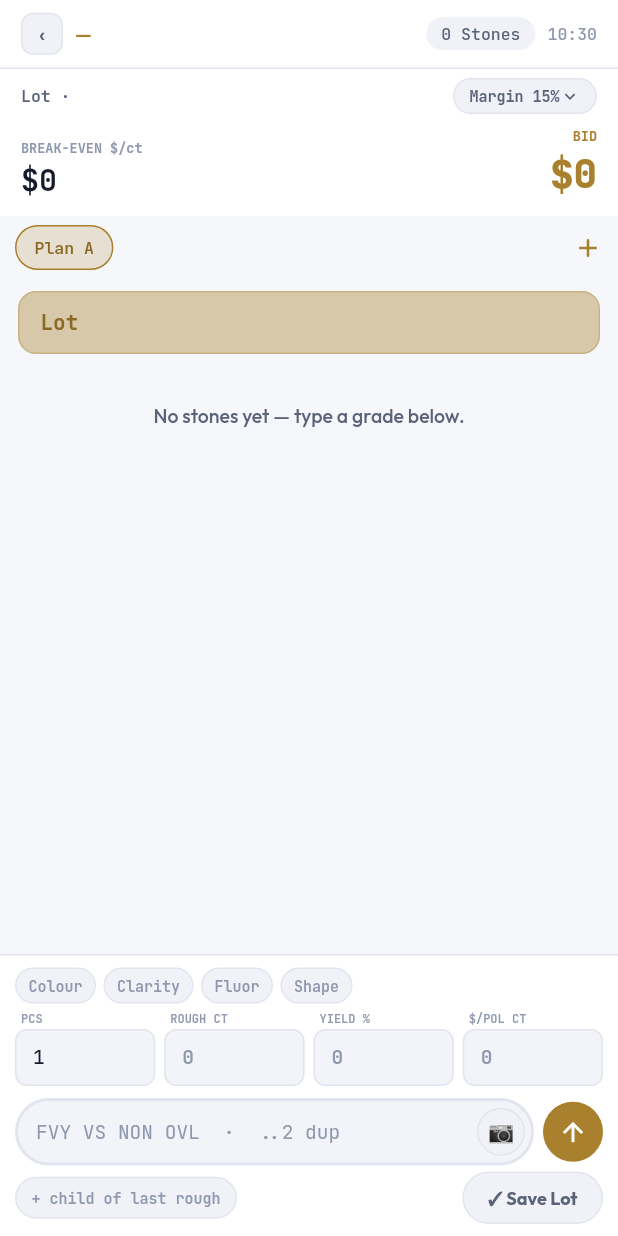
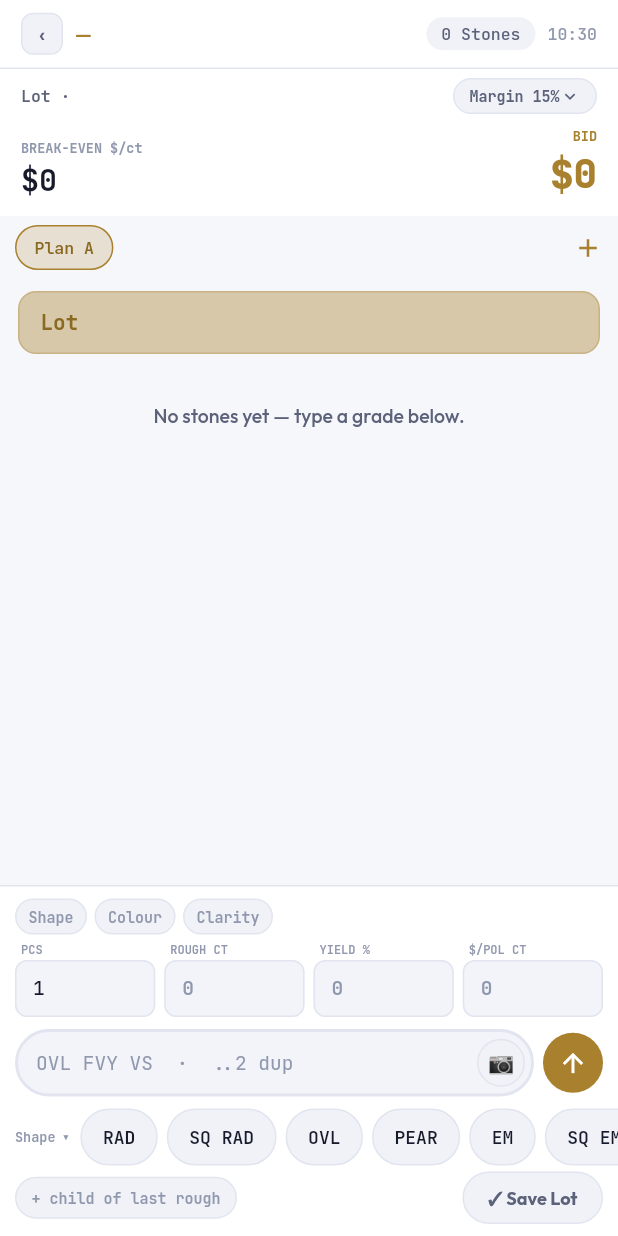
Before and after one commit to yuvarajk89/tender-mobile-app, a Flutter app: the PocLotEntryPage screen opened directly with empty values, on a phone screen of 412 x 824 dp. Run offline on Flutter 3.47's test engine with Material 3 defaults, Android fonts, the phone set to English and light mode, and no system bars; our stand-ins replace equatable, flutter_riverpod, go_router, google_fonts, image_picker, shared_preferences; accounts and stored records are empty.

Commit message:
Grade entry: inline suggestion strip (POC style), slots = shape/colour/clarity only (no cut/fluor)
Co-Authored-By: Claude Opus 4.8 (1M context) <noreply@anthropic.com>

```diff
--- a/lib/features/evaluation/domain/grade_parser.dart
+++ b/lib/features/evaluation/domain/grade_parser.dart
@@ -21,14 +21,6 @@ class ParsedGrade {
       clarity.isNotEmpty ||
       fluor.isNotEmpty ||
       shape.isNotEmpty;
-
-  /// Which of the four slots are still empty, in display order.
-  List<String> get missingSlots => [
-        if (colour.isEmpty) 'colour',
-        if (clarity.isEmpty) 'clarity',
-        if (fluor.isEmpty) 'fluor',
-        if (shape.isEmpty) 'shape',
-      ];
 
   String slot(String name) => switch (name) {
         'colour' => colour,
--- a/lib/features/lot/presentation/poc_lot_entry_page.dart
+++ b/lib/features/lot/presentation/poc_lot_entry_page.dart
@@ -107,13 +107,19 @@ class _P {
 }
 
 // ─── grade slots (the BRD fancy vocabulary) ───────────────────────────
-const _slots = ['colour', 'clarity', 'fluor', 'shape'];
+// Capture grade slots: Shape · Colour · Clarity (as confirmed — no Cut/Fluor).
+const _slots = ['shape', 'colour', 'clarity'];
 const _slotLabels = {
+  'shape': 'Shape',
   'colour': 'Colour',
   'clarity': 'Clarity',
-  'fluor': 'Fluor',
-  'shape': 'Shape',
 };
+List<String> _optionsFor(String slot) => switch (slot) {
+      'colour' => GradeVocabulary.colours,
+      'clarity' => GradeVocabulary.clarities,
+      'shape' => GradeVocabulary.shapes,
+      _ => const [],
+    };
 // Grouped vocabulary for the tap-picker (from the BRD's observed lists).
 const Map<String, List<Map<String, dynamic>>> _groups = {
   'colour': [
@@ -125,9 +131,6 @@ const Map<String, List<Map<String, dynamic>>> _groups = {
     {'g': 'Very slight', 'items': ['VVS', 'VS', 'VS2']},
     {'g': 'Slight', 'items': ['SI', 'SI1', 'SI2']},
     {'g': 'Included', 'items': ['I1', 'I3']},
-  ],
-  'fluor': [
-    {'g': 'Fluor / tinge', 'items': ['NON', 'N', 'FB', 'MB', 'MB+', 'MY', 'SSB', 'CBLK', 'BLK']},
   ],
   'shape': [
     {'g': 'Common', 'items': ['RAD', 'SQ RAD', 'OVL', 'PEAR', 'ROUND']},
@@ -989,7 +992,7 @@ class _PocLotEntryPageState extends ConsumerState<PocLotEntryPage> {
                           border: InputBorder.none,
                           enabledBorder: InputBorder.none,
                           focusedBorder: InputBorder.none,
-                          hintText: 'FVY VS NON OVL  ·  ..2 dup',
+                          hintText: 'OVL FVY VS  ·  ..2 dup',
                           hintStyle:
                               _P.mono(size: 13, w: FontWeight.w400, color: _P.t3),
                           contentPadding: const EdgeInsets.symmetric(vertical: 10),
@@ -1025,6 +1028,8 @@ class _PocLotEntryPageState extends ConsumerState<PocLotEntryPage> {
               ),
             ]),
           ),
+          // inline suggestion strip (POC style): chips for the next empty slot
+          _suggestionStrip(),
           // child toggle + save
           Padding(
             padding: const EdgeInsets.fromLTRB(10, 0, 10, 8),
@@ -1066,6 +1071,60 @@ class _PocLotEntryPageState extends ConsumerState<PocLotEntryPage> {
           ),
         ]),
       ),
+    );
+  }
+
+  /// Inline suggestion strip — the POC's fast chooser. Shows a label + a
+  /// horizontal row of round chips for the FIRST empty grade slot (Shape →
+  /// Colour → Clarity). Tap a chip → fills it → auto-advances to the next slot.
+  /// Tapping the label opens the full grouped picker. When all slots are filled
+  /// it shows a "✓ ready" hint.
+  Widget _suggestionStrip() {
+    final next = _slots.firstWhere((s) => _parsed.slot(s).isEmpty, orElse: () => '');
+    return SizedBox(
+      height: 46,
+      child: next.isEmpty
+          ? Padding(
+              padding: const EdgeInsets.only(left: 14),
+              child: Align(
+                alignment: Alignment.centerLeft,
+                child: Text('✓ grade set — add weight & press ↑',
+                    style: _P.mono(size: 11, color: _P.ok)),
+              ),
+            )
+          : SingleChildScrollView(
+              scrollDirection: Axis.horizontal,
+              padding: const EdgeInsets.fromLTRB(10, 4, 10, 4),
+              child: Row(children: [
+                GestureDetector(
+                  onTap: () => _openGradePicker(next),
+                  child: Padding(
+                    padding: const EdgeInsets.only(right: 8),
+                    child: Text('${_slotLabels[next]!} ▾',
+                        style: _P.mono(size: 9, color: _P.t3)),
+                  ),
+                ),
+                for (final code in _optionsFor(next))
+                  Padding(
+                    padding: const EdgeInsets.only(right: 6),
+                    child: GestureDetector(
+                      onTap: () => _setSlot(next, code),
+                      child: Container(
+                        constraints: const BoxConstraints(minWidth: 40),
+                        alignment: Alignment.center,
+                        padding: const EdgeInsets.symmetric(
+                            horizontal: 14, vertical: 8),
+                        decoration: BoxDecoration(
+                          color: _P.elevated,
+                          borderRadius: BorderRadius.circular(50),
+                          border: Border.all(color: _P.border),
+                        ),
+                        child: Text(code, style: _P.mono(size: 12, color: _P.t1)),
+                      ),
+                    ),
+                  ),
+              ]),
+            ),
     );
   }
 
--- a/pubspec.yaml
+++ b/pubspec.yaml
@@ -1,7 +1,7 @@
 name: donda_diamond
 description: "Donda Diamond ERP — rough-diamond tender evaluation (mobile/tablet/web)"
 publish_to: 'none'
-version: 0.1.4+5   # clearer margin control (removed duplicate -15%)
+version: 0.1.5+6   # inline grade suggestion strip (shape/colour/clarity)
 
 environment:
   sdk: '>=3.4.0 <4.0.0'
```
